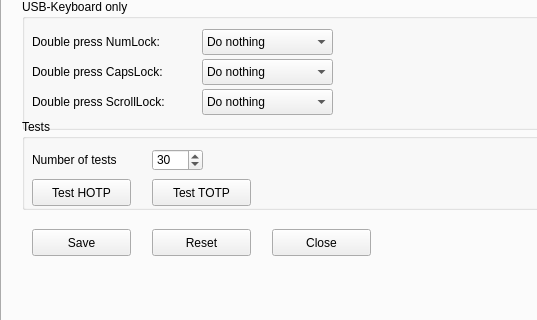
Above: mainwindow.ui from Nitrokey/nitrokey-app before the change; both pictures show x 0 to 537 and y 117 to 437 of the 637 by 550 pixel window. Below: the same form after it.
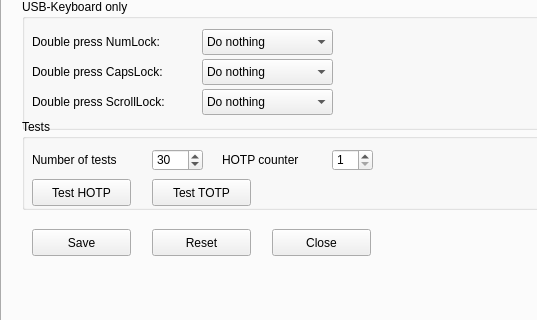
That is the form after the change. Icons and pictures are not drawn.

Commit message: Added functionality to test all counters

```diff
--- a/mainwindow.ui
+++ b/mainwindow.ui
@@ -935,6 +935,38 @@
         <string>Number of tests</string>
        </property>
       </widget>
+      <widget class="QSpinBox" name="testsSpinBox_2">
+       <property name="geometry">
+        <rect>
+         <x>310</x>
+         <y>30</y>
+         <width>41</width>
+         <height>22</height>
+        </rect>
+       </property>
+       <property name="minimum">
+        <number>1</number>
+       </property>
+       <property name="maximum">
+        <number>3</number>
+       </property>
+       <property name="value">
+        <number>1</number>
+       </property>
+      </widget>
+      <widget class="QLabel" name="testsLabel_2">
+       <property name="geometry">
+        <rect>
+         <x>200</x>
+         <y>30</y>
+         <width>111</width>
+         <height>21</height>
+        </rect>
+       </property>
+       <property name="text">
+        <string>HOTP counter</string>
+       </property>
+      </widget>
      </widget>
     </widget>
     <widget class="QWidget" name="tab_3">
```
The commit also changes 3 other files.
